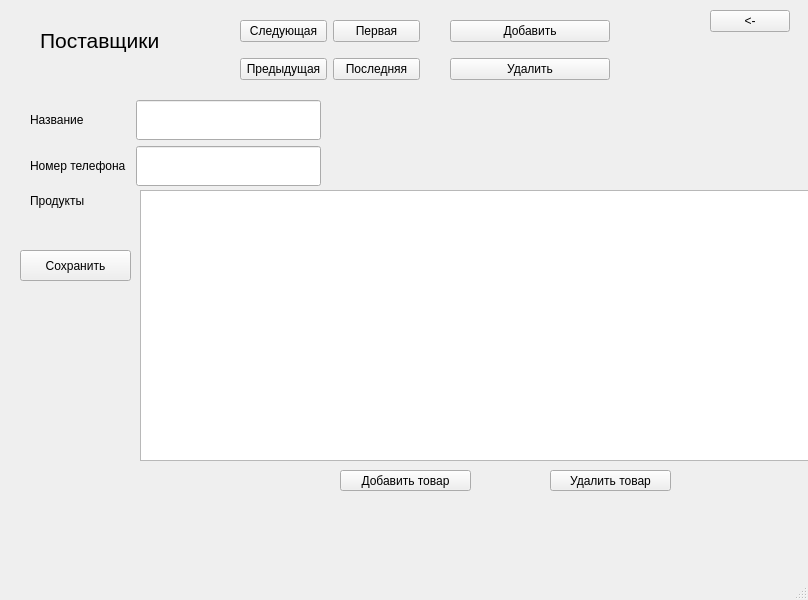
First picture: the form in windows/shippers.ui, repository kubiknetrubik/pyqt_db_project_store, before the edit.
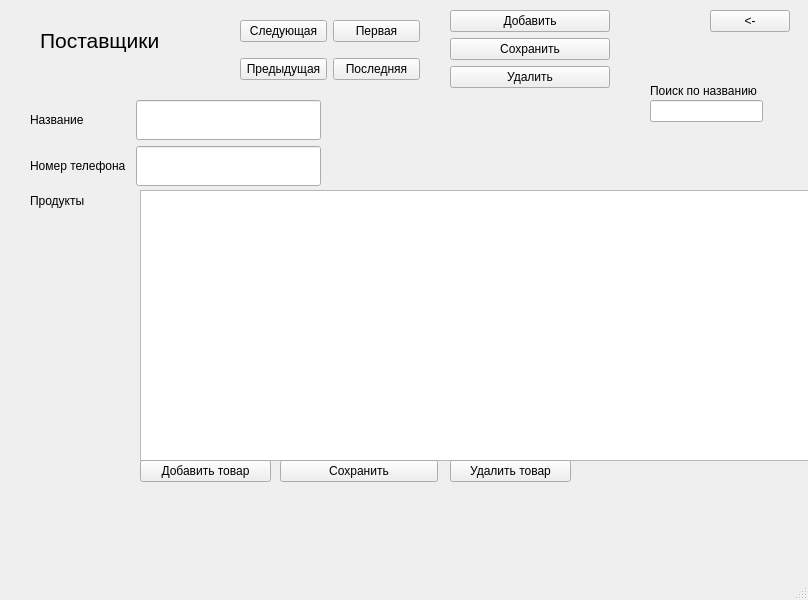
Second picture: the form after the edit.

```diff
--- a/windows/shippers.ui
+++ b/windows/shippers.ui
@@ -84,13 +84,20 @@
        </property>
       </widget>
      </item>
-     <item row="1" column="0">
+     <item row="2" column="0">
       <widget class="QPushButton" name="b_delete">
        <property name="text">
         <string>Удалить</string>
        </property>
       </widget>
      </item>
+     <item row="1" column="0">
+      <widget class="QPushButton" name="b_save">
+       <property name="text">
+        <string>Сохранить</string>
+       </property>
+      </widget>
+     </item>
     </layout>
    </widget>
    <widget class="QLabel" name="label">
@@ -198,10 +205,10 @@
    <widget class="QPushButton" name="b_add_detail">
     <property name="geometry">
      <rect>
-      <x>340</x>
-      <y>470</y>
+      <x>140</x>
+      <y>460</y>
       <width>131</width>
-      <height>21</height>
+      <height>22</height>
      </rect>
     </property>
     <property name="text">
@@ -211,29 +218,52 @@
    <widget class="QPushButton" name="b_delete_detail">
     <property name="geometry">
      <rect>
-      <x>550</x>
-      <y>470</y>
+      <x>450</x>
+      <y>460</y>
       <width>121</width>
-      <height>21</height>
+      <height>22</height>
      </rect>
     </property>
     <property name="text">
      <string>Удалить товар</string>
     </property>
    </widget>
-   <widget class="QPushButton" name="b_save">
+   <widget class="QPushButton" name="b_save_2">
     <property name="geometry">
      <rect>
-      <x>20</x>
-      <y>250</y>
-      <width>111</width>
-      <height>31</height>
+      <x>280</x>
+      <y>460</y>
+      <width>158</width>
+      <height>22</height>
      </rect>
     </property>
     <property name="text">
      <string>Сохранить</string>
     </property>
    </widget>
+   <widget class="QLabel" name="label_5">
+    <property name="geometry">
+     <rect>
+      <x>650</x>
+      <y>80</y>
+      <width>131</width>
+      <height>21</height>
+     </rect>
+    </property>
+    <property name="text">
+     <string>Поиск по названию</string>
+    </property>
+   </widget>
+   <widget class="QLineEdit" name="le_search">
+    <property name="geometry">
+     <rect>
+      <x>650</x>
+      <y>100</y>
+      <width>113</width>
+      <height>22</height>
+     </rect>
+    </property>
+   </widget>
   </widget>
   <widget class="QMenuBar" name="menubar">
    <property name="geometry">
```
